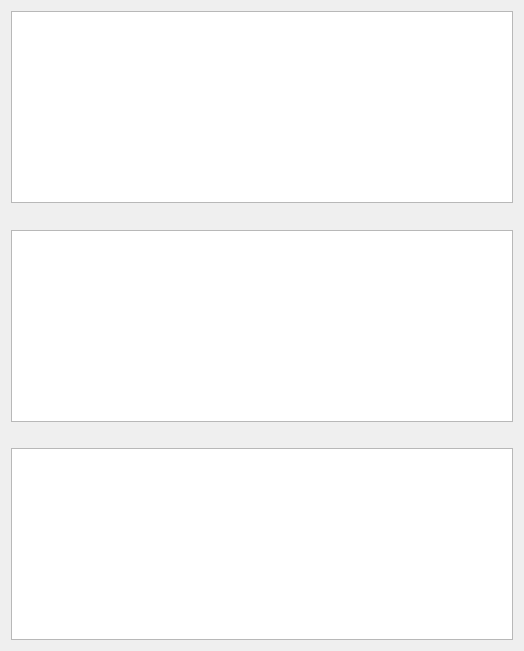
Before: the Qt Designer form ui/logwidget.ui in hidog/HiGit, drawn with Qt 5.
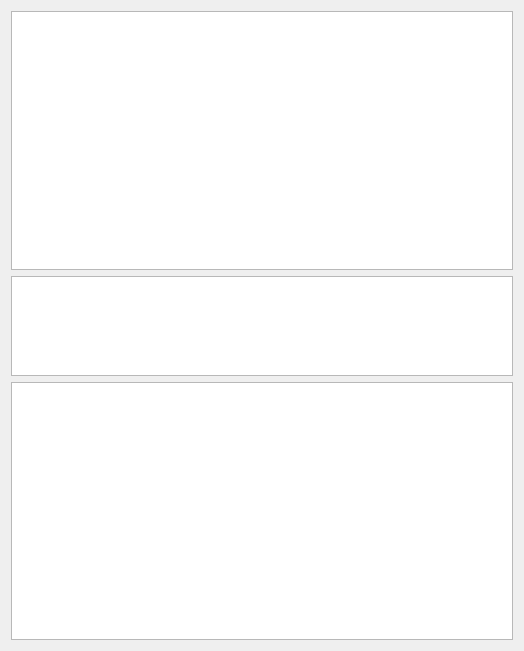
After: the same form once the commit is applied.

```diff
--- a/ui/logwidget.ui
+++ b/ui/logwidget.ui
@@ -10,6 +10,12 @@
     <height>651</height>
    </rect>
   </property>
+  <property name="sizePolicy">
+   <sizepolicy hsizetype="Preferred" vsizetype="Expanding">
+    <horstretch>0</horstretch>
+    <verstretch>0</verstretch>
+   </sizepolicy>
+  </property>
   <property name="windowTitle">
    <string>Form</string>
   </property>
@@ -20,33 +26,26 @@
       <widget class="QTableView" name="logTView"/>
      </item>
      <item>
-      <spacer name="verticalSpacer_2">
-       <property name="orientation">
-        <enum>Qt::Vertical</enum>
+      <widget class="QTextBrowser" name="titleTBrowser">
+       <property name="maximumSize">
+        <size>
+         <width>16777215</width>
+         <height>100</height>
+        </size>
        </property>
-       <property name="sizeHint" stdset="0">
+       <property name="sizeIncrement">
         <size>
-         <width>20</width>
-         <height>5</height>
+         <width>0</width>
+         <height>0</height>
         </size>
        </property>
-      </spacer>
-     </item>
-     <item>
-      <widget class="QTextBrowser" name="titleTBrowser"/>
-     </item>
-     <item>
-      <spacer name="verticalSpacer">
-       <property name="orientation">
-        <enum>Qt::Vertical</enum>
-       </property>
-       <property name="sizeHint" stdset="0">
+       <property name="baseSize">
         <size>
-         <width>20</width>
-         <height>5</height>
+         <width>0</width>
+         <height>0</height>
         </size>
        </property>
-      </spacer>
+      </widget>
      </item>
      <item>
       <widget class="QListWidget" name="fileLWidget"/>
```
